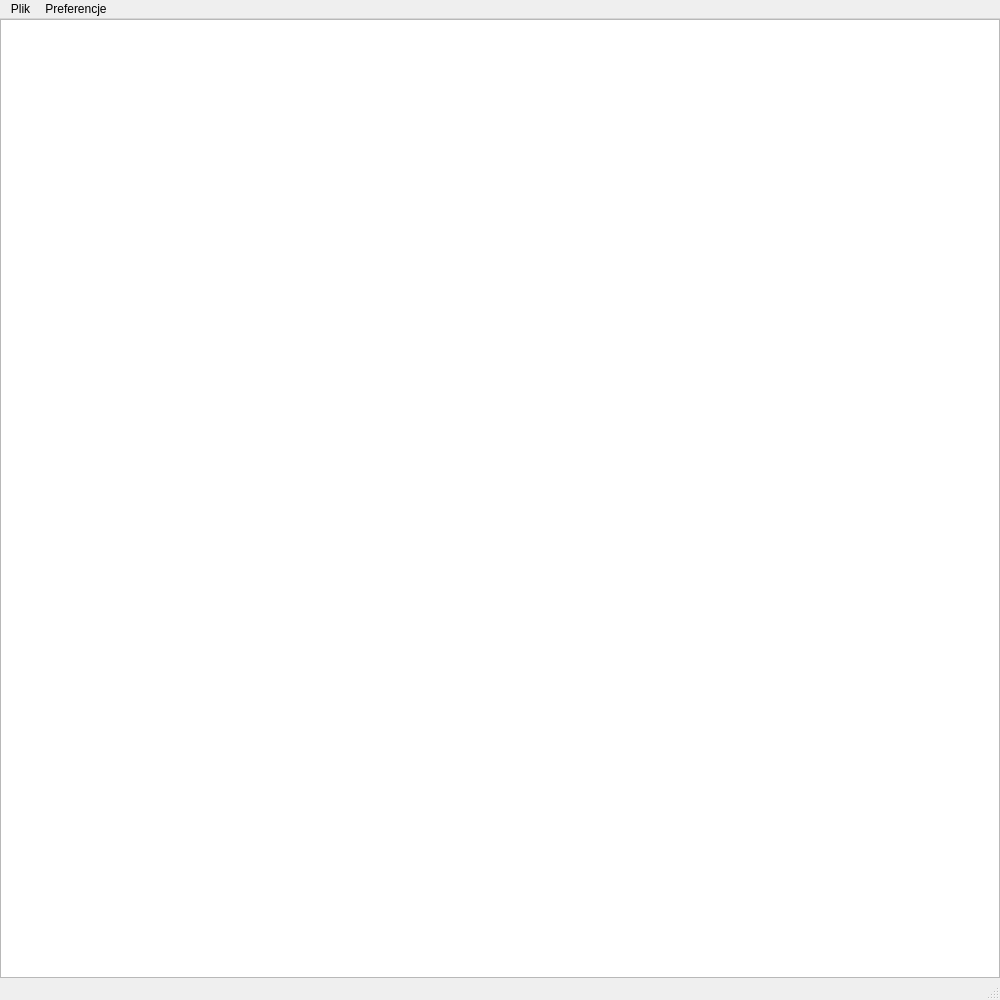
tpolaszek/notatnik, file notes/mainwindow.ui: the form before one commit.
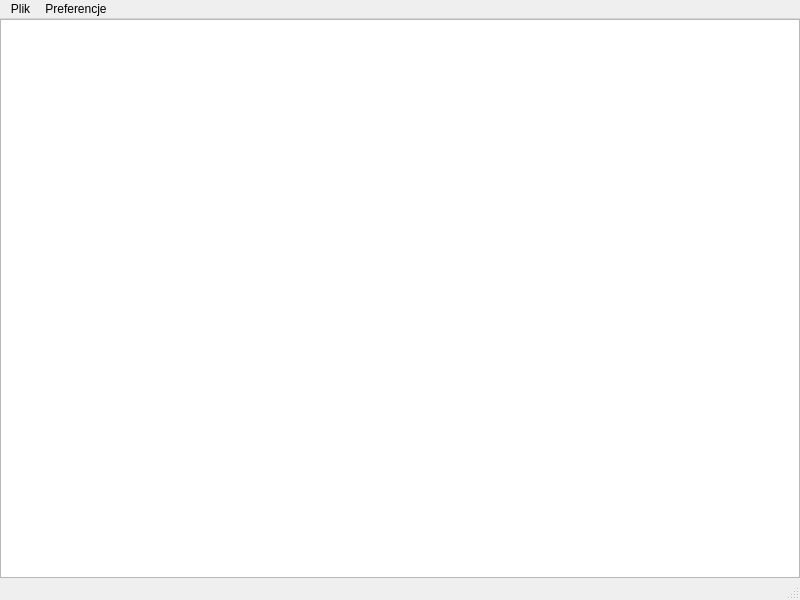
The form after the commit.

```diff
--- a/notes/mainwindow.ui
+++ b/notes/mainwindow.ui
@@ -6,8 +6,8 @@
    <rect>
     <x>0</x>
     <y>0</y>
-    <width>1000</width>
-    <height>1000</height>
+    <width>800</width>
+    <height>600</height>
    </rect>
   </property>
   <property name="sizePolicy">
@@ -56,8 +56,8 @@
     <rect>
      <x>0</x>
      <y>0</y>
-     <width>1000</width>
-     <height>26</height>
+     <width>800</width>
+     <height>25</height>
     </rect>
    </property>
    <widget class="QMenu" name="menuOtw_rz_plik">
```
